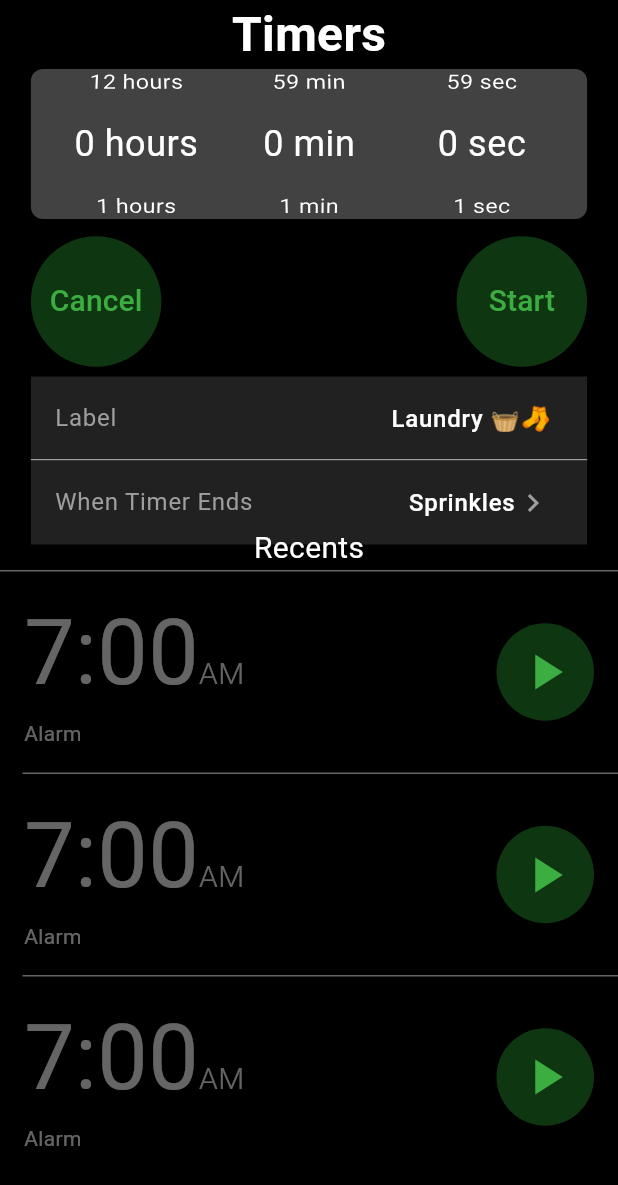
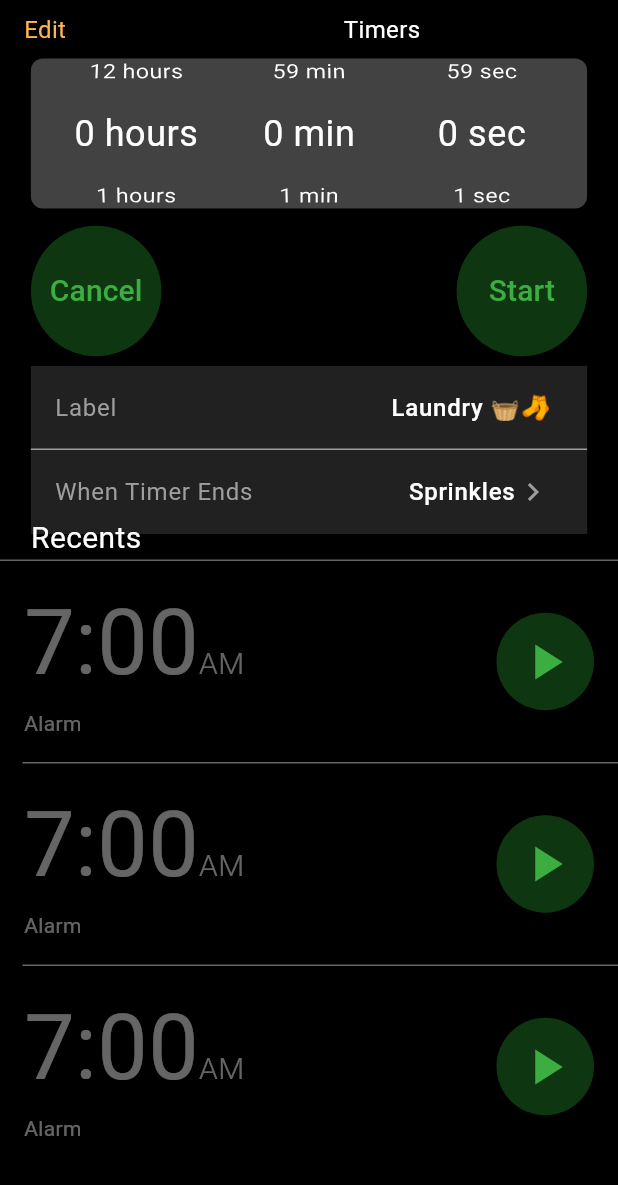
Before and after one commit to muhammadharoon26/Apple-Alarm-App-Clone-Project, a Flutter app: the TimersPageState screen opened directly, on a phone screen of 412 x 824 dp. Shown: the top 1185 px of the screen. Run offline on Flutter 3.47's test engine with Material 3 defaults, Android fonts, the light colour scheme and no system bars; our stand-ins replace font_awesome_flutter.

Commit message:
`Added TimerHeader widget and updated TimersPageState to use it`
`Added TimerHeader widget and updated TimersPageState to use it`

```diff
--- a/apple_clone_alarm_project/lib/app_header.dart
+++ b/apple_clone_alarm_project/lib/app_header.dart
@@ -25,3 +25,41 @@ class _HeaderState extends State<Header> {
     );
   }
 }
+
+
+
+
+
+
+
+
+class TimerHeader extends StatefulWidget {
+  const TimerHeader({super.key});
+
+  @override
+  State<TimerHeader> createState() => _TimerHeaderState();
+}
+
+class _TimerHeaderState extends State<TimerHeader> {
+  @override
+  Widget build(BuildContext context) {
+    return Padding(
+      padding: const EdgeInsets.symmetric(horizontal: 16, vertical: 8),
+      child: Row(
+        // mainAxisAlignment: MainAxisAlignment.spaceBetween,
+        children: [
+          Text(
+            'Edit',
+            style: TextStyle(color: Colors.orange[300], fontSize: 16),
+          ),
+          // Icon(Icons.add, color: Colors.orange[300]),
+          SizedBox(width: 185,),
+          Text(
+            'Timers',
+            style: TextStyle(color: Colors.white, fontSize: 16),
+          ),
+        ],
+      ),
+    );
+  }
+}
--- a/apple_clone_alarm_project/lib/timer.dart
+++ b/apple_clone_alarm_project/lib/timer.dart
@@ -1,4 +1,5 @@
 import 'package:flutter/material.dart';
+import 'package:apple_clone_alarm_project/app_header.dart';
 
 void main() {
   runApp(const MyApp());
@@ -50,15 +51,9 @@ class _TimersPageState extends State<TimersPageState> {
     return Scaffold(
       backgroundColor: Colors.black,
       body: Column(
+        // mainAxisAlignment: MainAxisAlignment.start,
         children: [
-          const Text(
-            'Timers',
-            style: TextStyle(
-              color: Colors.white,
-              fontSize: 32,
-              fontWeight: FontWeight.bold,
-            ),
-          ),
+          TimerHeader(),
           Center(
             child: Container(
               width: MediaQuery.of(context).size.width * 0.9,
@@ -129,6 +124,7 @@ class _TimersPageState extends State<TimersPageState> {
             width: MediaQuery.of(context).size.width * 0.9,
             height: 100,
             child: Column(
+              // mainAxisAlignment:MainAxisAlignment.start,
               children: [
                 Container(
                   color: Colors.grey[900],
@@ -166,8 +162,11 @@ class _TimersPageState extends State<TimersPageState> {
               ],
             ),
           ),
-          const Text('Recents',
-              style: TextStyle(color: Colors.white, fontSize: 20)),
+          Container(
+            width: MediaQuery.of(context).size.width * 0.9,
+            child: const Text('Recents',
+                style: TextStyle(color: Colors.white, fontSize: 20)),
+          ),
           const Divider(height: 1, color: Color.fromARGB(105, 245, 245, 245)),
           Expanded(
             child: _buildTimerList(),
```
